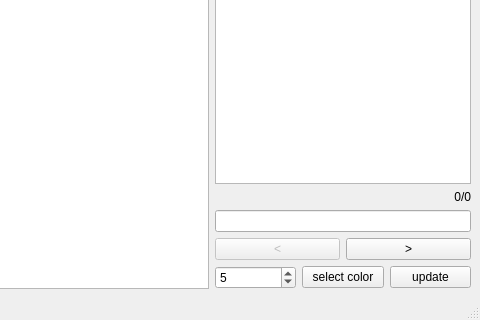
This is gui/mainwindow.ui in HatikDev/AnalyticsTool as Qt 5 draws it before an edit; both pictures show x 395 to 875 and y 332 to 652 of the 875 by 652 pixel window. The edited form follows.
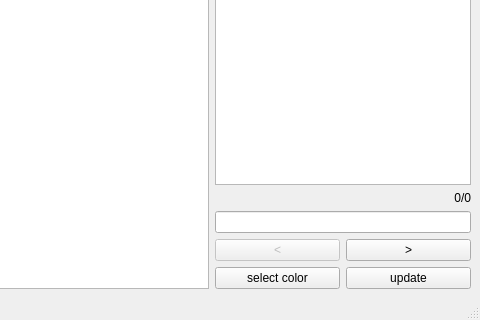
This is the edited form.

Commit message: Remove line width editor widget

```diff
--- a/gui/mainwindow.ui
+++ b/gui/mainwindow.ui
@@ -79,17 +79,7 @@
        </layout>
       </item>
       <item>
-       <layout class="QHBoxLayout" name="horizontalLayout" stretch="0,0,0">
-        <item>
-         <widget class="QSpinBox" name="spinBox">
-          <property name="maximum">
-           <number>20</number>
-          </property>
-          <property name="value">
-           <number>5</number>
-          </property>
-         </widget>
-        </item>
+       <layout class="QHBoxLayout" name="horizontalLayout" stretch="0,0">
         <item>
          <widget class="QPushButton" name="selectColorButton">
           <property name="text">
```
